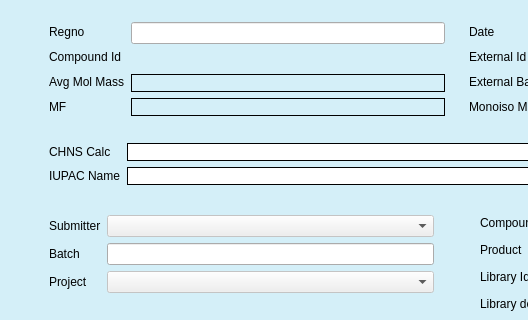
dahlbma/scarab_tornado, file chemReg/assets/searchchem.ui: the form before one commit; both pictures show x 0 to 528 and y 0 to 320 of the 1240 by 797 pixel window.
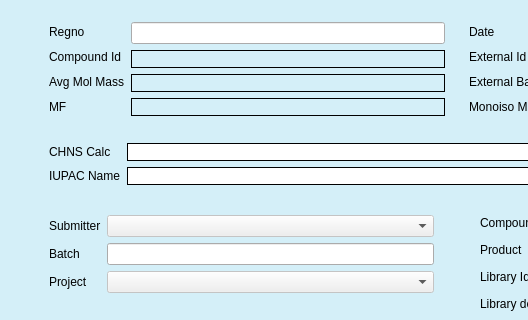
The form after the commit.

The edit to the form file:
```diff
--- a/chemReg/assets/searchchem.ui
+++ b/chemReg/assets/searchchem.ui
@@ -149,6 +149,13 @@
                 </item>
                 <item>
                  <widget class="QLabel" name="compoundid_lab">
+                  <property name="focusPolicy">
+                   <enum>Qt::StrongFocus</enum>
+                  </property>
+                  <property name="styleSheet">
+                   <string notr="true">background-color:&quot;transparent&quot;;
+border: 1px solid black;</string>
+                  </property>
                   <property name="text">
                    <string/>
                   </property>
```
Left out of the diff: 5 changed lines with no effect on the pictures.
